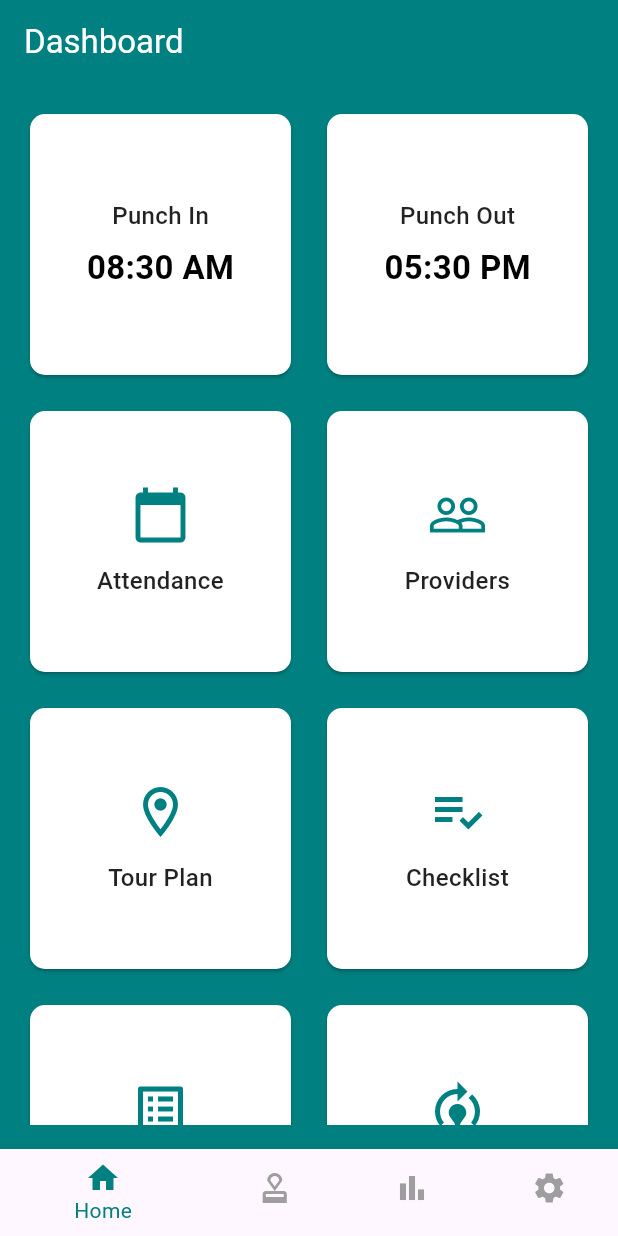
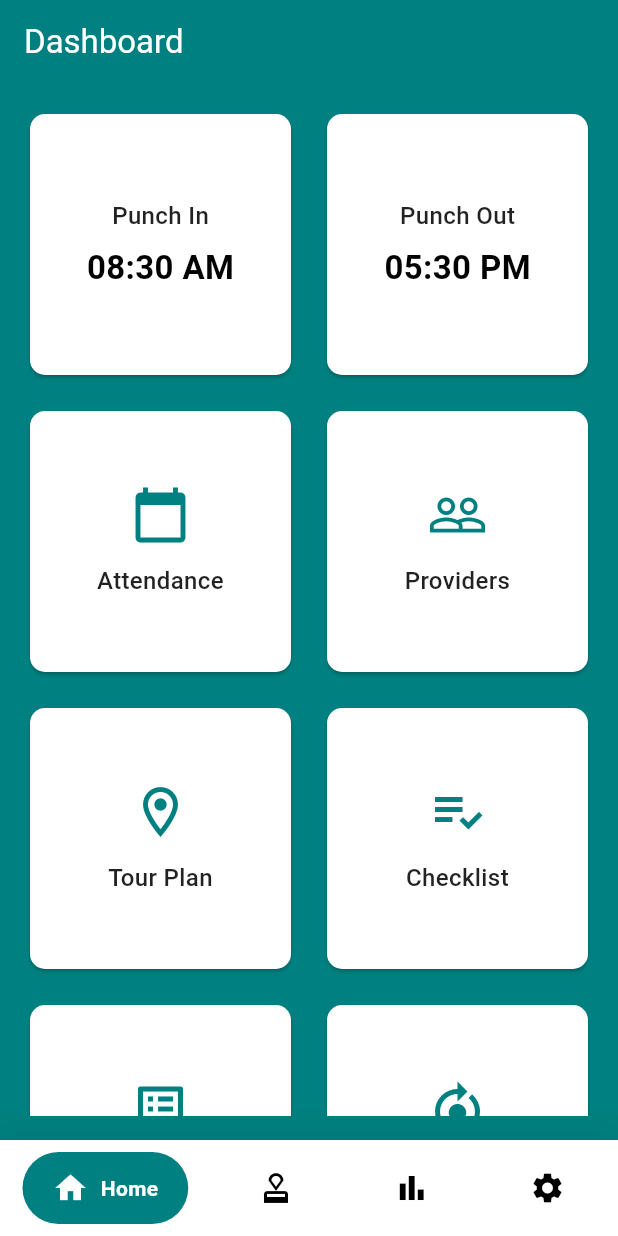
Before and after one commit to arshuvocse/lastappsflutter, a Flutter app: the DashboardScreen screen opened by its route, on a phone screen of 412 x 824 dp. Run offline on Flutter 3.47's test engine with Material 3 defaults, Android fonts, the phone set to English and light mode, and no system bars; drawn by our look-alikes of google_nav_bar; our stand-ins replace animated_text_kit, go_router, sqflite; accounts and stored records are empty.

Commit message:
feat: Update bottom navigation bar design

```diff
--- a/lib/view/dashboard_view.dart
+++ b/lib/view/dashboard_view.dart
@@ -1,5 +1,6 @@
 
 import 'package:flutter/material.dart';
+import 'package:google_nav_bar/google_nav_bar.dart';
 import 'package:myapp/view/approval_view.dart';
 import 'package:myapp/view/settings_view.dart';
 
@@ -43,29 +44,52 @@ class _DashboardScreenState extends State<DashboardScreen> {
             : null,
       ),
       body: _screens[_selectedIndex],
-      bottomNavigationBar: BottomNavigationBar(
-        items: const <BottomNavigationBarItem>[
-          BottomNavigationBarItem(
-            icon: Icon(Icons.home),
-            label: 'Home',
+      bottomNavigationBar: Container(
+        decoration: BoxDecoration(
+          color: Colors.white,
+          boxShadow: [
+            BoxShadow(
+              blurRadius: 20,
+              color: Colors.black.withOpacity(.1),
+            )
+          ],
+        ),
+        child: SafeArea(
+          child: Padding(
+            padding: const EdgeInsets.symmetric(horizontal: 15.0, vertical: 8),
+            child: GNav(
+              rippleColor: Colors.grey[300]!,
+              hoverColor: Colors.grey[100]!,
+              gap: 8,
+              activeColor: Colors.white,
+              iconSize: 24,
+              padding: const EdgeInsets.symmetric(horizontal: 20, vertical: 12),
+              duration: const Duration(milliseconds: 400),
+              tabBackgroundColor: const Color(0xFF008080),
+              color: Colors.black,
+              tabs: const [
+                GButton(
+                  icon: Icons.home,
+                  text: 'Home',
+                ),
+                GButton(
+                  icon: Icons.approval,
+                  text: 'Approval',
+                ),
+                GButton(
+                  icon: Icons.bar_chart,
+                  text: 'Reports',
+                ),
+                GButton(
+                  icon: Icons.settings,
+                  text: 'Settings',
+                ),
+              ],
+              selectedIndex: _selectedIndex,
+              onTabChange: _onItemTapped,
+            ),
           ),
-          BottomNavigationBarItem(
-            icon: Icon(Icons.approval),
-            label: 'Approval',
-          ),
-          BottomNavigationBarItem(
-            icon: Icon(Icons.bar_chart),
-            label: 'Reports',
-          ),
-          BottomNavigationBarItem(
-            icon: Icon(Icons.settings),
-            label: 'Settings',
-          ),
-        ],
-        currentIndex: _selectedIndex,
-        selectedItemColor: const Color(0xFF008080),
-        unselectedItemColor: Colors.grey,
-        onTap: _onItemTapped,
+        ),
       ),
     );
   }
--- a/pubspec.yaml
+++ b/pubspec.yaml
@@ -40,6 +40,7 @@ dependencies:
   path_provider: ^2.1.5
   animated_text_kit: ^4.3.0
   path: ^1.9.1
+  google_nav_bar: ^5.0.7
 
 dev_dependencies:
   flutter_test:
```
Also changed, not shown: pubspec.lock.
